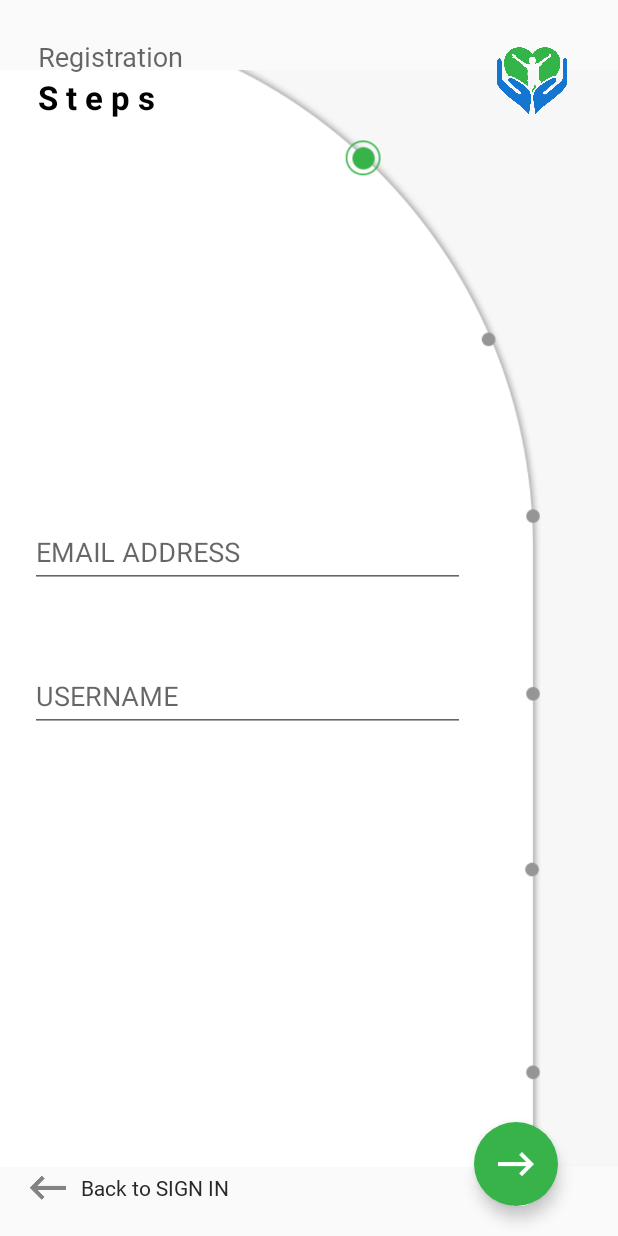
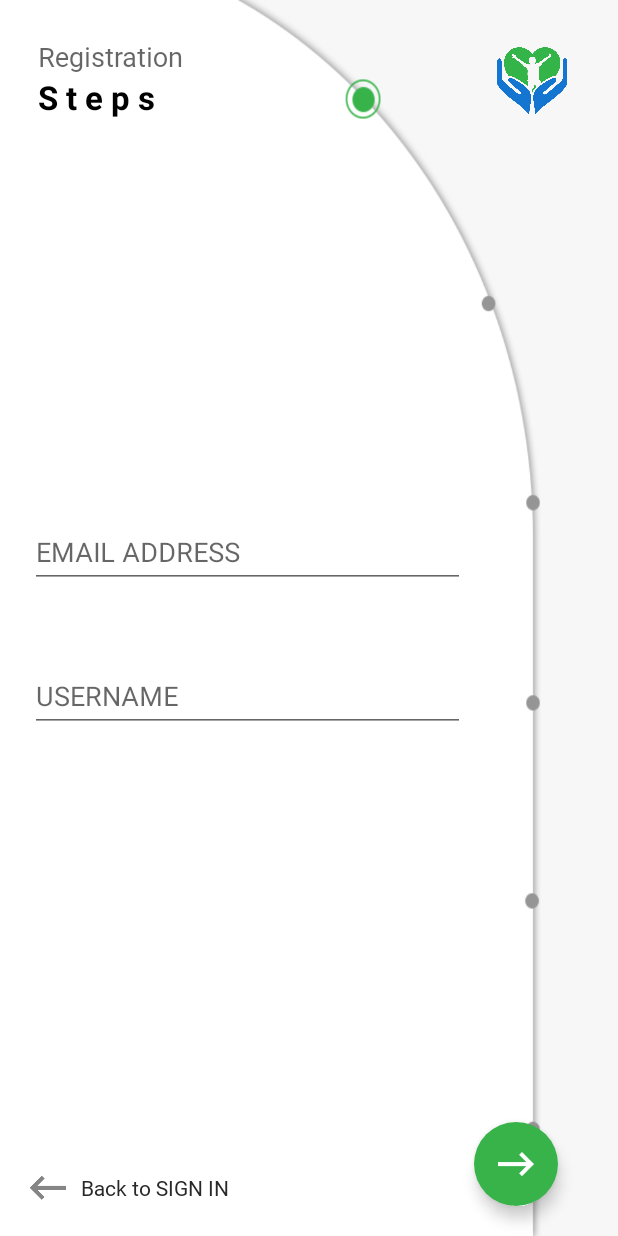
Before and after one commit to thezahirahmed/VolunteerifyNGO, an Android app: the RegistrationActivity screen opened directly, with no data from a screen before it, on a phone screen of 412 x 824 dp. Run offline under Robolectric (Android 15) with nearby library versions, the phone set to English and light mode, and no system bars.

Commit message:
third commit

```diff
--- a/app/src/main/res/layout/activity_registration.xml
+++ b/app/src/main/res/layout/activity_registration.xml
@@ -10,7 +10,7 @@
     <ImageView
         android:id="@+id/register_bg"
         android:src="@drawable/register_1"
-        android:scaleType="centerInside"
+        android:scaleType="fitXY"
         android:layout_width="match_parent"
         android:layout_height="match_parent" />
 
--- a/app/src/main/res/values/colors.xml
+++ b/app/src/main/res/values/colors.xml
@@ -6,6 +6,7 @@
     <color name="darkGray">#2c2c2c</color>
     <color name="lightGray">#848484</color>
     <color name="appGreen">#37b34a</color>
+    <color name="appDarkGreen">#236C3F</color>
 
 
 </resources>
--- a/app/src/main/res/values/styles.xml
+++ b/app/src/main/res/values/styles.xml
@@ -6,6 +6,17 @@
         <item name="colorPrimary">@color/colorPrimary</item>
         <item name="colorPrimaryDark">@color/colorPrimaryDark</item>
         <item name="colorAccent">@color/colorPrimaryDark</item>
+        <item name="bottomSheetDialogTheme">@style/AppBottomSheetDialogTheme</item>
+    </style>
+
+    <style name="AppBottomSheetDialogTheme"
+        parent="Theme.Design.Light.BottomSheetDialog">
+        <item name="bottomSheetStyle">@style/AppModalStyle</item>
+    </style>
+
+    <style name="AppModalStyle"
+        parent="Widget.Design.BottomSheet.Modal">
+        <item name="android:background">@drawable/bottom_sheet_bg</item>
     </style>
     <style name="TextLabel" parent="TextAppearance.AppCompat">
         <!-- Hint color and label color in FALSE state -->
```
Also changed, not shown: app/build.gradle (+6 -1 lines), app/src/main/AndroidManifest.xml (+10 -1 lines).
